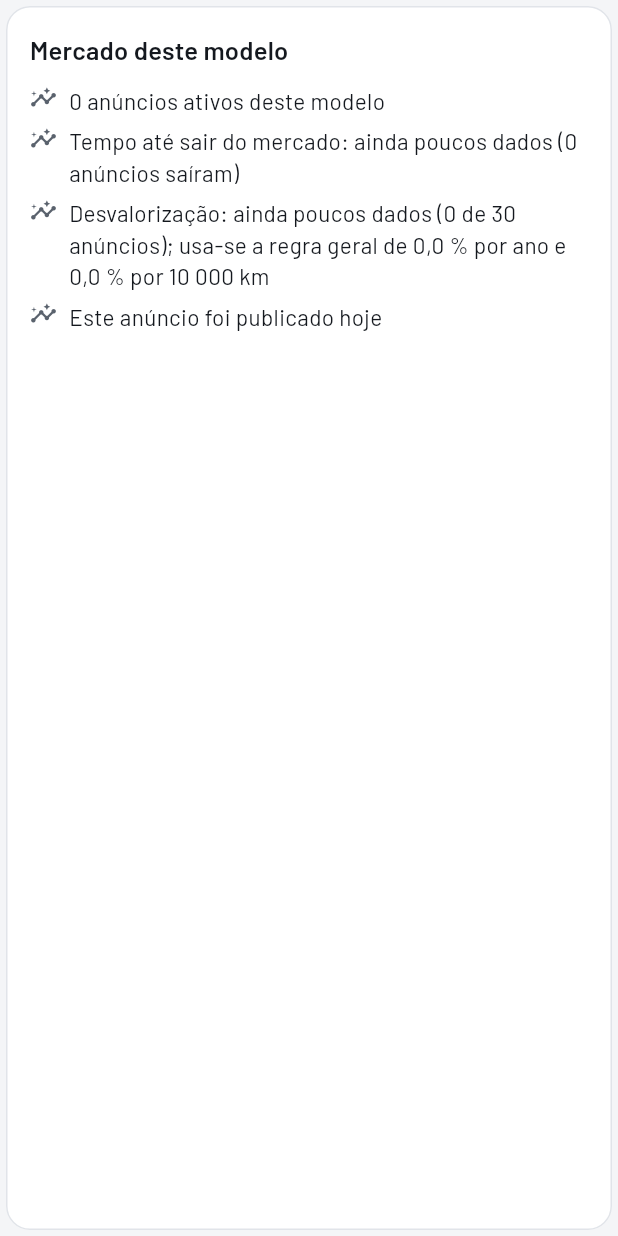
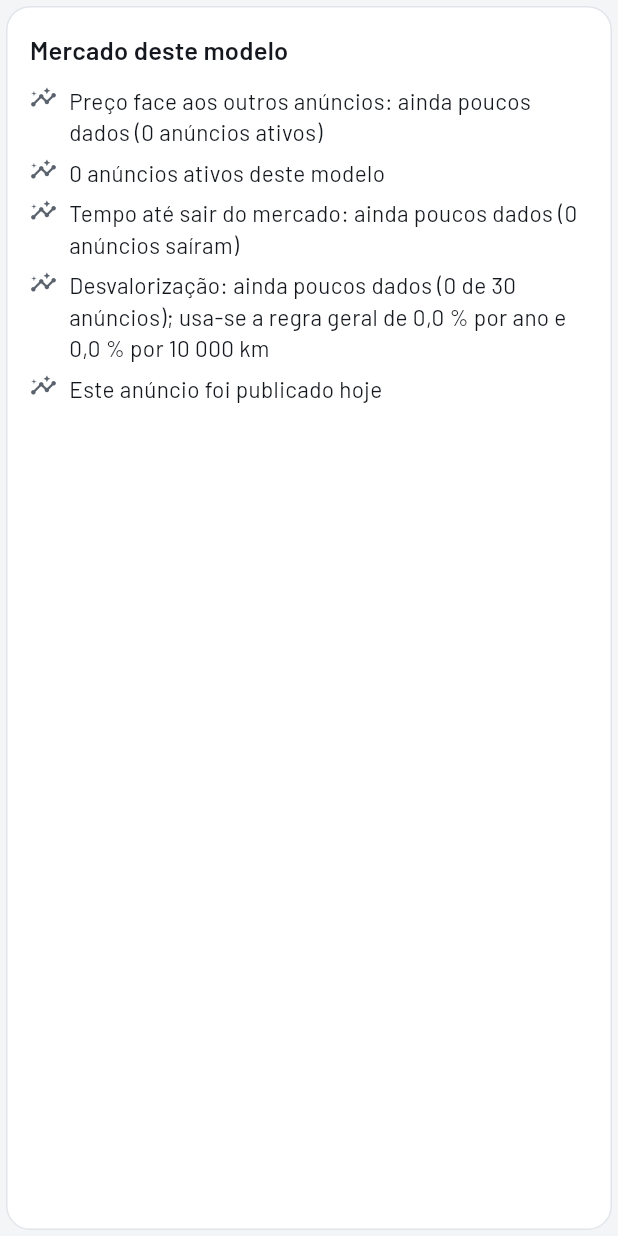
Before and after one commit to rafaelfaria1323/motorcycle-deal-tracker, a Flutter app: the MarketBehaviourSection widget shown alone on an empty page, opened directly with empty values, on a phone screen of 412 x 824 dp. Run offline on Flutter 3.47's test engine with Material 3 defaults, Android fonts, the phone set to English and light mode, and no system bars; our stand-ins replace equatable, flutter_bloc, get_it, go_router, supabase, supabase_flutter; missing offline and left inert: dart:js_interop; accounts and stored records are empty; network calls fail.

Commit message:
feat(listings): where the asking price sits among the model's live listings (10.1)
"Mercado deste modelo" now opens with how many live listings of the
model are cheaper, the same and dearer (median, or the lowest/highest of
N; "ainda poucos dados" below 5) and a strip of every live asking price
with this listing highlighted. Pure logic in price_position_text.dart,
tested and added to the mutation targets; prices read from listings, no
migration.

Co-Authored-By: Claude Opus 5.5 <noreply@anthropic.com>
Claude-Session: https://claude.ai/code/session_012Qsimqdoa35Cf1xtr2Jz16

```diff
--- a/app/lib/features/listings/data/repositories/supabase_market_behaviour_repository.dart
+++ b/app/lib/features/listings/data/repositories/supabase_market_behaviour_repository.dart
@@ -30,6 +30,20 @@ class SupabaseMarketBehaviourRepository implements MarketBehaviourRepository {
     );
   }
 
+  @override
+  Future<Map<String, double>> getLivePrices(String motorcycleId) async {
+    final rows = await _client
+        .from('listings')
+        .select('id, price')
+        .eq('motorcycle_id', motorcycleId)
+        .isFilter('duplicate_of', null)
+        .inFilter('status', ['active', 'price_changed'])
+        .not('price', 'is', null);
+    return {
+      for (final r in rows) r['id'] as String: (r['price'] as num).toDouble(),
+    };
+  }
+
   Future<Map<String, dynamic>?> _behaviour(String motorcycleId) async => _client
       .from('model_market_behaviour')
       .select()
--- a/app/lib/features/listings/domain/repositories/market_behaviour_repository.dart
+++ b/app/lib/features/listings/domain/repositories/market_behaviour_repository.dart
@@ -3,4 +3,8 @@ import '../entities/market_behaviour.dart';
 abstract interface class MarketBehaviourRepository {
   /// Null when the model has no listings.
   Future<MarketBehaviour?> getForModel(String motorcycleId);
+
+  /// Asking prices of the model's live listings (duplicates left out), by
+  /// listing id.
+  Future<Map<String, double>> getLivePrices(String motorcycleId);
 }
--- /dev/null
+++ b/app/lib/features/listings/presentation/price_position_text.dart
@@ -0,0 +1,101 @@
+import '../../../core/formatting/formatters.dart';
+import 'market_behaviour_text.dart';
+
+/// Where a listing's asking price sits among the other live listings of
+/// its model, worked out without Flutter so it can be tested.
+class PricePosition {
+  const PricePosition({
+    required this.cheaper,
+    required this.same,
+    required this.dearer,
+    required this.median,
+    required this.lowest,
+    required this.highest,
+    required this.othersX,
+    required this.thisX,
+  });
+
+  /// Other live listings below, at and above this listing's price.
+  final int cheaper;
+  final int same;
+  final int dearer;
+
+  /// Of the other listings' prices.
+  final double median;
+
+  /// Ends of the strip: all prices, this listing's included.
+  final double lowest;
+  final double highest;
+
+  /// Positions on the strip, from 0 (lowest) to 1 (highest).
+  final List<double> othersX;
+  final double thisX;
+
+  int get others => cheaper + same + dearer;
+}
+
+/// Null when the listing has no price or there are fewer than
+/// [minMarketData] other prices to compare with.
+PricePosition? pricePosition(double? price, List<double> others) {
+  if (price == null || others.length < minMarketData) return null;
+
+  final sorted = [...others]..sort();
+  final mid = sorted.length ~/ 2;
+  final median = sorted.length.isOdd
+      ? sorted[mid]
+      : (sorted[mid - 1] + sorted[mid]) / 2;
+  final lowest = price < sorted.first ? price : sorted.first;
+  final highest = price > sorted.last ? price : sorted.last;
+  final span = highest - lowest;
+  double x(double p) => span == 0 ? 0.5 : (p - lowest) / span;
+
+  return PricePosition(
+    cheaper: sorted.where((p) => p < price).length,
+    same: sorted.where((p) => p == price).length,
+    dearer: sorted.where((p) => p > price).length,
+    median: median,
+    lowest: lowest,
+    highest: highest,
+    othersX: [for (final p in sorted) x(p)],
+    thisX: x(price),
+  );
+}
+
+/// The line for "Mercado deste modelo"; null when the listing has no price.
+String? pricePositionLine(double? price, List<double> others) {
+  if (price == null) return null;
+  final position = pricePosition(price, others);
+  if (position == null) {
+    return 'Preço face aos outros anúncios: ainda poucos dados '
+        '(${others.length} ${others.length == 1 ? 'anúncio ativo' : 'anúncios ativos'})';
+  }
+
+  final p = position;
+  final all = p.others + 1;
+  final median = 'mediana ${Formatters.price(p.median)}';
+  if (p.same == 0 && p.cheaper == 0) {
+    return 'O preço mais baixo dos $all anúncios ativos deste modelo '
+        '($median)';
+  }
+  if (p.same == 0 && p.dearer == 0) {
+    return 'O preço mais alto dos $all anúncios ativos deste modelo '
+        '($median)';
+  }
+
+  final cheaper = switch (p.cheaper) {
+    0 => 'Nenhum anúncio ativo é mais barato',
+    1 => '1 anúncio ativo é mais barato',
+    _ => '${p.cheaper} anúncios ativos são mais baratos',
+  };
+  final dearer = switch (p.dearer) {
+    0 => 'nenhum é mais caro',
+    1 => '1 é mais caro',
+    _ => '${p.dearer} são mais caros',
+  };
+  final same = switch (p.same) {
+    0 => '',
+    1 => ', 1 tem o mesmo preço',
+    _ => ', ${p.same} têm o mesmo preço',
+  };
+  return '$cheaper e $dearer$same ($median)';
+}
--- a/app/lib/features/listings/presentation/widgets/market_behaviour_section.dart
+++ b/app/lib/features/listings/presentation/widgets/market_behaviour_section.dart
@@ -5,6 +5,8 @@ import '../../domain/entities/listing.dart';
 import '../../domain/entities/market_behaviour.dart';
 import '../../domain/repositories/market_behaviour_repository.dart';
 import '../market_behaviour_text.dart';
+import '../price_position_text.dart';
+import 'price_position_strip.dart';
 
 class MarketBehaviourSection extends StatefulWidget {
   const MarketBehaviourSection({required this.listing, super.key});
@@ -16,15 +18,31 @@ class MarketBehaviourSection extends StatefulWidget {
 }
 
 class _MarketBehaviourSectionState extends State<MarketBehaviourSection> {
-  Future<MarketBehaviour?>? _future;
+  Future<(MarketBehaviour?, List<double>)>? _future;
 
   @override
   void initState() {
     super.initState();
     final id = widget.listing.motorcycleId;
-    if (id != null) {
-      _future = getIt<MarketBehaviourRepository>().getForModel(id);
-    }
+    if (id != null) _future = _load(id);
+  }
+
+  Future<(MarketBehaviour?, List<double>)> _load(String motorcycleId) async {
+    final repository = getIt<MarketBehaviourRepository>();
+    final (market, prices) = await (
+      repository.getForModel(motorcycleId),
+      // The comparison is extra: without it the rest still shows.
+      repository
+          .getLivePrices(motorcycleId)
+          .catchError((Object _) => <String, double>{}),
+    ).wait;
+    final listing = widget.listing;
+    final others = [
+      for (final MapEntry(:key, :value) in prices.entries)
+        // Neither this listing nor the one it repeats.
+        if (key != listing.id && key != listing.duplicateOf) value,
+    ];
+    return (market, others);
   }
 
   @override
@@ -32,12 +50,16 @@ class _MarketBehaviourSectionState extends State<MarketBehaviourSection> {
     final future = _future;
     if (future == null) return const SizedBox.shrink();
 
-    return FutureBuilder<MarketBehaviour?>(
+    return FutureBuilder<(MarketBehaviour?, List<double>)>(
       future: future,
       builder: (context, snapshot) {
-        final market = snapshot.data;
+        final (market, others) = snapshot.data ?? (null, const <double>[]);
         // Secondary information: hide it while loading or on any error.
         if (market == null) return const SizedBox.shrink();
+
+        final price = widget.listing.price;
+        final position = pricePosition(price, others);
+        final priceLine = pricePositionLine(price, others);
 
         final since = widget.listing.publishedAt ?? widget.listing.firstSeenAt;
         final days = since == null
@@ -56,26 +78,18 @@ class _MarketBehaviourSectionState extends State<MarketBehaviourSection> {
                   style: theme.textTheme.titleMedium,
                 ),
                 const SizedBox(height: 8),
+                if (priceLine != null) _Line(priceLine),
+                if (position != null) ...[
+                  const SizedBox(height: 4),
+                  PricePositionStrip(position: position),
+                  const SizedBox(height: 8),
+                ],
                 for (final line in marketLines(
                   market,
                   daysListed: days,
                   firstSeenOnly: widget.listing.publishedAt == null,
                 ))
-                  Padding(
-                    padding: const EdgeInsets.symmetric(vertical: 3),
-                    child: Row(
-                      crossAxisAlignment: CrossAxisAlignment.start,
-                      children: [
-                        Icon(
-                          Icons.insights_outlined,
-                          size: 18,
-                          color: theme.colorScheme.onSurfaceVariant,
-                        ),
-                        const SizedBox(width: 8),
-                        Expanded(child: Text(line)),
-                      ],
-                    ),
-                  ),
+                  _Line(line),
               ],
             ),
           ),
@@ -84,3 +98,28 @@ class _MarketBehaviourSectionState extends State<MarketBehaviourSection> {
     );
   }
 }
+
+class _Line extends StatelessWidget {
+  const _Line(this.text);
+
+  final String text;
+
+  @override
+  Widget build(BuildContext context) {
+    return Padding(
+      padding: const EdgeInsets.symmetric(vertical: 3),
+      child: Row(
+        crossAxisAlignment: CrossAxisAlignment.start,
+        children: [
+          Icon(
+            Icons.insights_outlined,
+            size: 18,
+            color: Theme.of(context).colorScheme.onSurfaceVariant,
+          ),
+          const SizedBox(width: 8),
+          Expanded(child: Text(text)),
+        ],
+      ),
+    );
+  }
+}
--- a/app/mutation_targets.txt
+++ b/app/mutation_targets.txt
@@ -6,6 +6,7 @@ lib/features/listings/presentation/market_behaviour_text.dart
 lib/features/listings/presentation/model_picker_text.dart
 lib/features/listings/presentation/alerts_text.dart
 lib/features/listings/presentation/new_price_text.dart
+lib/features/listings/presentation/price_position_text.dart
 lib/features/collector_status/presentation/data_quality_text.dart
 lib/features/collector_status/presentation/collection_text.dart
 lib/features/listings/presentation/price_history_text.dart
```
Also changed, not shown: app/lib/features/listings/presentation/widgets/price_position_strip.dart (added, +97 -0 lines), 4 other files.
